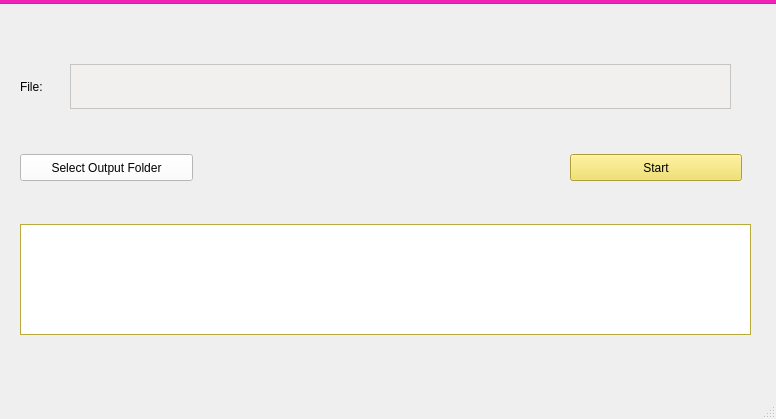
First picture: the form in src/mainwindow.ui, repository ProjectIRoniC/OpenPointMesh, before the edit.
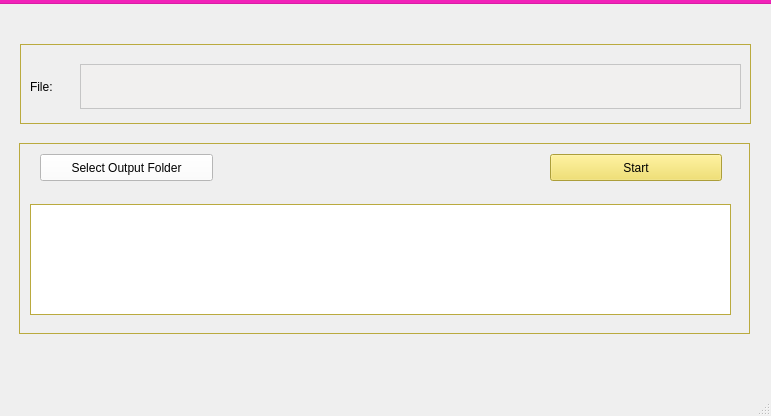
Second picture: the form after the edit.

Commit message: gui version 4. frames around everything

The edit to the form file:
```diff
--- a/src/mainwindow.ui
+++ b/src/mainwindow.ui
@@ -6,8 +6,8 @@
    <rect>
     <x>0</x>
     <y>0</y>
-    <width>776</width>
-    <height>419</height>
+    <width>771</width>
+    <height>416</height>
    </rect>
   </property>
   <property name="palette">
@@ -139,9 +139,9 @@
     <property name="geometry">
      <rect>
       <x>10</x>
-      <y>30</y>
+      <y>20</y>
       <width>751</width>
-      <height>321</height>
+      <height>331</height>
      </rect>
     </property>
     <property name="sizePolicy">
@@ -637,8 +637,8 @@
     <widget class="QPushButton" name="Start">
      <property name="geometry">
       <rect>
-       <x>560</x>
-       <y>120</y>
+       <x>540</x>
+       <y>130</y>
        <width>172</width>
        <height>27</height>
       </rect>
@@ -650,8 +650,8 @@
     <widget class="QPushButton" name="Browse_output">
      <property name="geometry">
       <rect>
-       <x>10</x>
-       <y>120</y>
+       <x>30</x>
+       <y>130</y>
        <width>173</width>
        <height>27</height>
       </rect>
@@ -1213,9 +1213,9 @@
     <widget class="QPlainTextEdit" name="plainTextEdit">
      <property name="geometry">
       <rect>
-       <x>10</x>
-       <y>190</y>
-       <width>731</width>
+       <x>20</x>
+       <y>180</y>
+       <width>701</width>
        <height>111</height>
       </rect>
      </property>
@@ -1314,8 +1314,8 @@
     <widget class="QLabel" name="file_display_label">
      <property name="geometry">
       <rect>
-       <x>10</x>
-       <y>30</y>
+       <x>20</x>
+       <y>40</y>
        <width>41</width>
        <height>45</height>
       </rect>
@@ -1327,8 +1327,8 @@
     <widget class="QTextBrowser" name="textBrowser">
      <property name="geometry">
       <rect>
-       <x>60</x>
-       <y>30</y>
+       <x>70</x>
+       <y>40</y>
        <width>661</width>
        <height>45</height>
       </rect>
@@ -1488,6 +1488,40 @@
       <enum>QTextEdit::NoWrap</enum>
      </property>
     </widget>
+    <widget class="QFrame" name="frame_2">
+     <property name="geometry">
+      <rect>
+       <x>10</x>
+       <y>20</y>
+       <width>731</width>
+       <height>80</height>
+      </rect>
+     </property>
+     <property name="frameShape">
+      <enum>QFrame::StyledPanel</enum>
+     </property>
+     <property name="frameShadow">
+      <enum>QFrame::Raised</enum>
+     </property>
+    </widget>
+    <widget class="QFrame" name="frame_3">
+     <property name="geometry">
+      <rect>
+       <x>9</x>
+       <y>119</y>
+       <width>731</width>
+       <height>191</height>
+      </rect>
+     </property>
+     <property name="frameShape">
+      <enum>QFrame::StyledPanel</enum>
+     </property>
+     <property name="frameShadow">
+      <enum>QFrame::Raised</enum>
+     </property>
+    </widget>
+    <zorder>frame_3</zorder>
+    <zorder>frame_2</zorder>
     <zorder>Browse_output</zorder>
     <zorder>Start</zorder>
     <zorder>plainTextEdit</zorder>
@@ -1500,7 +1534,7 @@
     <rect>
      <x>0</x>
      <y>0</y>
-     <width>776</width>
+     <width>771</width>
      <height>25</height>
     </rect>
    </property>
```
The commit also changes 1 other file.
